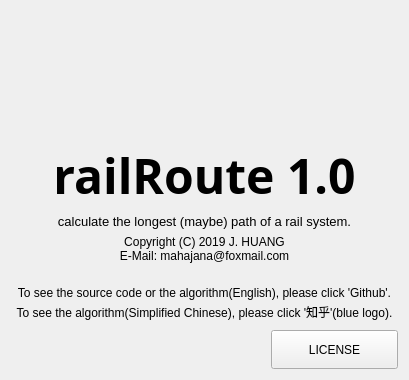
This is about.ui in novolife/railRoute as Qt 5 draws it before an edit. The edited form follows.
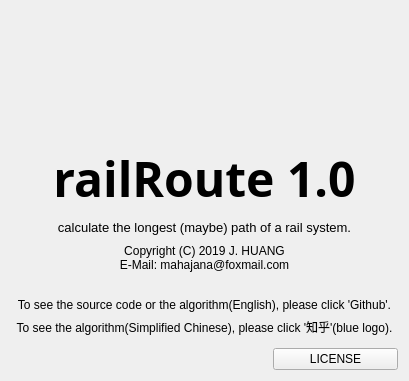
This is the edited form. Icons and pictures are not drawn. Custom widgets are drawn as their Qt base class.

What changed in the file:
```diff
--- a/about.ui
+++ b/about.ui
@@ -31,12 +31,7 @@
    <iconset resource="res.qrc">
     <normaloff>:/res/img/logo/logo.ico</normaloff>:/res/img/logo/logo.ico</iconset>
   </property>
-  <layout class="QVBoxLayout" name="verticalLayout_3">
-   <item>
     <layout class="QVBoxLayout" name="verticalLayout">
-     <property name="spacing">
-      <number>3</number>
-     </property>
      <item>
       <layout class="QHBoxLayout" name="horizontalLayout_6">
        <item>
@@ -277,8 +272,6 @@
           <string>LICENSE</string>
          </property>
         </widget>
-       </item>
-      </layout>
      </item>
     </layout>
    </item>
```
Lines whose indentation alone changed are shown as unchanged.
